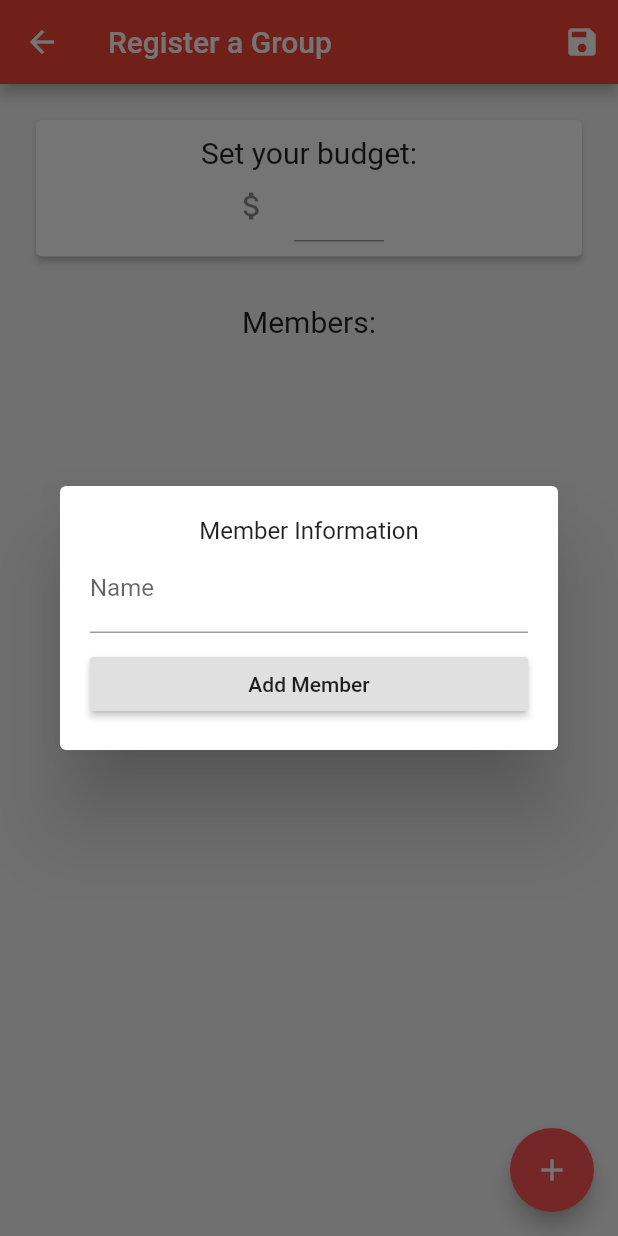
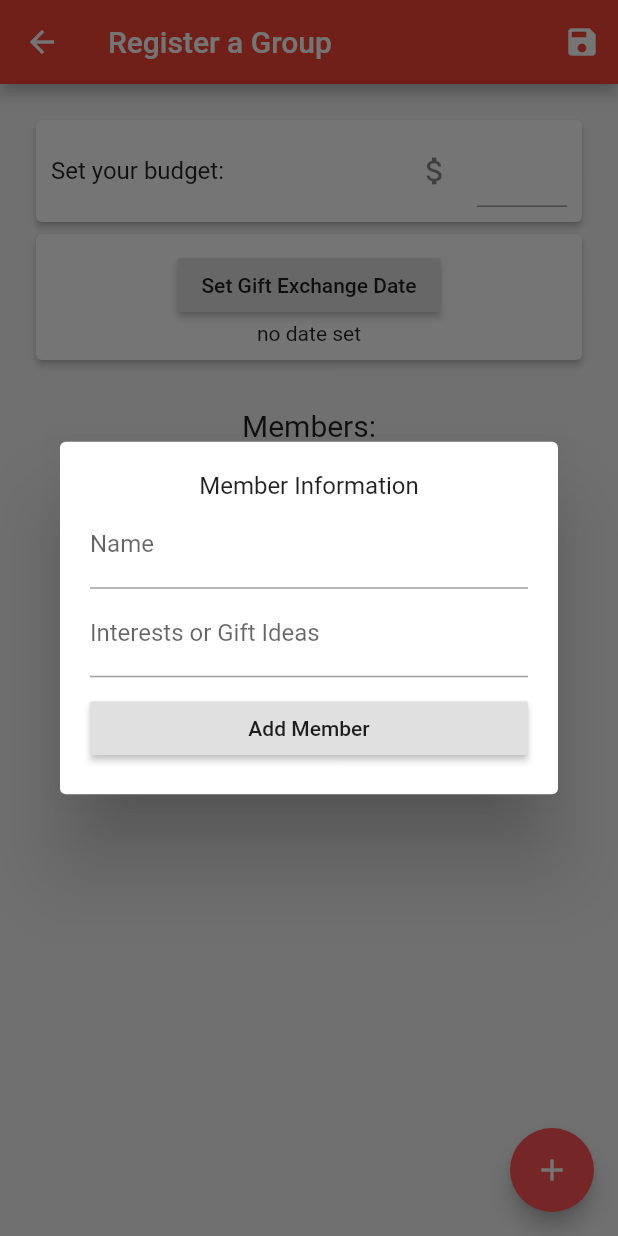
Before and after one commit to AroonNarayanan/SecretSantaFlutter, a Flutter app: the RegisterFamilyScreen screen opened directly, after a tap on the "add" icon, on a phone screen of 412 x 824 dp. Run offline on Flutter 3.47's test engine with Material 2 defaults, Android fonts, the light colour scheme and no system bars; our stand-ins replace share.

Commit message:
Began breakup and added interests

```diff
--- /dev/null
+++ b/lib/card/family.dart
@@ -0,0 +1,70 @@
+import 'package:flutter/material.dart';
+
+import '../models.dart';
+import '../resources.dart';
+
+Card staticFamilyMemberCard(FamilyMember familyMember, Function onDelete) {
+  return Card(
+    elevation: 2.0,
+    child: ListTile(
+      title: Text(familyMember.name),
+      subtitle: Text(familyMember.interests),
+      trailing: IconButton(
+        icon: Icon(Icons.delete),
+        tooltip: Strings.removeMember,
+        onPressed: () {
+          onDelete();
+        },
+      ),
+    ),
+  );
+}
+
+Card budgetCard(budgetController) {
+  return Card(
+    elevation: 2.0,
+    child: Container(
+      width: double.infinity,
+      margin: EdgeInsets.all(10.0),
+      child: Row(
+        children: <Widget>[
+          Text(
+            Strings.budget,
+            style: TextStyle(fontSize: 16.0),
+          ),
+          Spacer(),
+          Container(
+            constraints: BoxConstraints(maxWidth: 100.0),
+            child: TextField(
+              keyboardType: TextInputType.number,
+              decoration:
+              InputDecoration(icon: Icon(Icons.attach_money)),
+              controller: budgetController,
+            ),
+          ),
+        ],
+      ),
+    ),
+  );
+}
+
+Card dueDateCard(String dueDateString, Function onPickDate) {
+  return Card(
+    elevation: 2.0,
+    child: Container(
+      margin: EdgeInsets.all(10.0),
+      width: double.infinity,
+      child: Column(
+        children: <Widget>[
+          RaisedButton(
+            child: Text(Strings.dueDate),
+            onPressed: () async {
+              await onPickDate();
+            },
+          ),
+          Text(dueDateString),
+        ],
+      ),
+    ),
+  );
+}
--- /dev/null
+++ b/lib/dialog/addmember.dart
@@ -0,0 +1,39 @@
+import 'package:flutter/material.dart';
+import 'package:flutter/widgets.dart';
+
+Widget addMemberDialog(TextEditingController nameController, TextEditingController interestsController, Function onAdd) {
+  return Dialog(
+    child: Container(
+      padding: EdgeInsets.all(20.0),
+      child: Column(
+        mainAxisSize: MainAxisSize.min,
+        children: <Widget>[
+          Text(
+            "Member Information",
+            style: TextStyle(fontSize: 16.0),
+          ),
+          TextField(
+            decoration: InputDecoration(labelText: "Name"),
+            controller: nameController,
+            textCapitalization: TextCapitalization.words,
+          ),
+          TextField(
+            decoration: InputDecoration(labelText: "Interests or Gift Ideas"),
+            controller: interestsController,
+            textCapitalization: TextCapitalization.words,
+          ),
+          Container(
+            margin: EdgeInsets.only(top: 10.0),
+            width: double.infinity,
+            child: RaisedButton(
+              child: Text("Add Member"),
+              onPressed: () {
+                onAdd();
+              },
+            ),
+          )
+        ],
+      ),
+    ),
+  );
+}
--- a/lib/models.dart
+++ b/lib/models.dart
@@ -1,7 +1,7 @@
 class Group {
   String budget;
   String date;
-  List<String> family;
+  List<FamilyMember> family;
 
   Group(this.budget, this.date, this.family);
 
@@ -11,3 +11,20 @@ class Group {
     'family': family,
   };
 }
+
+class FamilyMember {
+  String name;
+  String interests;
+
+  FamilyMember(this.name, this.interests);
+
+  Map toJson() => {
+    'name': name,
+    'interests': interests
+  };
+
+  @override
+  String toString() {
+    return name;
+  }
+}
--- a/lib/register.dart
+++ b/lib/register.dart
@@ -3,16 +3,20 @@ import 'dart:convert';
 
 import 'package:flutter/cupertino.dart';
 import 'package:flutter/material.dart';
-import 'package:http/http.dart' as http;
+import 'package:secret_santa/api.dart';
+import 'package:secret_santa/card/family.dart';
+import 'package:secret_santa/dialog/addmember.dart';
+import 'package:secret_santa/screen/family.dart';
 
 import './main.dart' as main;
 import './resources.dart';
 import 'models.dart';
 
 class RegisterFamilyScreenState extends State<RegisterFamilyScreen> {
-  var groupList = <String>[];
+  List<FamilyMember> groupList = new List<FamilyMember>();
   final budgetController = TextEditingController();
-  final nameController = TextEditingController();
+  final newMemberNameController = TextEditingController();
+  final newMemberInterestsController = TextEditingController();
   var groupSubmitted = false;
   DateTime dueDate;
   var dueDateString = 'no date set';
@@ -31,11 +35,11 @@ class RegisterFamilyScreenState extends State<RegisterFamilyScreen> {
                   Scaffold.of(context).showSnackBar(SnackBar(
                     content: Text('Oops - your group needs a budget!'),
                   ));
-//                } else if (dueDate == null) {
-//                  Scaffold.of(context).showSnackBar(SnackBar(
-//                    content:
-//                        Text('Oops - your group needs gift exchange date!'),
-//                  ));
+                } else if (dueDate == null) {
+                  Scaffold.of(context).showSnackBar(SnackBar(
+                    content:
+                        Text('Oops - your group needs gift exchange date!'),
+                  ));
                 } else if (groupList.length == 0) {
                   Scaffold.of(context).showSnackBar(SnackBar(
                     content: Text('Oops - your group needs members!'),
@@ -54,41 +58,18 @@ class RegisterFamilyScreenState extends State<RegisterFamilyScreen> {
           showDialog(
               context: context,
               builder: (BuildContext context) {
-                return Dialog(
-                  child: Container(
-                    padding: EdgeInsets.all(20.0),
-                    child: Column(
-                      mainAxisSize: MainAxisSize.min,
-                      children: <Widget>[
-                        Text(
-                          "Member Information",
-                          style: TextStyle(fontSize: 16.0),
-                        ),
-                        TextField(
-                          decoration: InputDecoration(labelText: "Name"),
-                          controller: nameController,
-                          textCapitalization: TextCapitalization.words,
-                        ),
-                        Container(
-                          margin: EdgeInsets.only(top: 10.0),
-                          width: double.infinity,
-                          child: RaisedButton(
-                            child: Text("Add Member"),
-                            onPressed: () {
-                              if (nameController.text.trim() != "") {
-                                groupList.add(nameController.text.trim());
-                                nameController.clear();
-                                setState(() {});
-                                Navigator.of(context, rootNavigator: true)
-                                    .pop();
-                              }
-                            },
-                          ),
-                        )
-                      ],
-                    ),
-                  ),
-                );
+                return addMemberDialog(
+                    newMemberNameController, newMemberInterestsController, () {
+                  if (newMemberNameController.text.trim() != "") {
+                    groupList.add(FamilyMember(
+                        newMemberNameController.text.trim(),
+                        newMemberInterestsController.text.trim()));
+                    newMemberNameController.clear();
+                    newMemberInterestsController.clear();
+                    setState(() {});
+                    Navigator.of(context, rootNavigator: true).pop();
+                  }
+                });
               });
         },
         child: Icon(Icons.add),
@@ -105,58 +86,20 @@ class RegisterFamilyScreenState extends State<RegisterFamilyScreen> {
           width: double.infinity,
           child: Column(
             children: <Widget>[
-              Card(
-                elevation: 2.0,
-                child: Container(
-                  width: double.infinity,
-                  margin: EdgeInsets.all(10.0),
-                  child: Column(
-                    children: <Widget>[
-                      Text(
-                        'Set your budget:',
-                        style: TextStyle(fontSize: 20.0),
-                      ),
-                      Container(
-                        constraints: BoxConstraints(maxWidth: 100.0),
-                        child: TextField(
-                          keyboardType: TextInputType.number,
-                          decoration:
-                              InputDecoration(icon: Icon(Icons.attach_money)),
-                          controller: budgetController,
-                        ),
-                      ),
-                    ],
-                  ),
-                ),
-              ),
-//              Card(
-//                elevation: 2.0,
-//                child: Container(
-//                  margin: EdgeInsets.all(10.0),
-//                  width: double.infinity,
-//                  child: Column(
-//                    children: <Widget>[
-//                      RaisedButton(
-//                        child: Text('Set Gift Exchange Date'),
-//                        onPressed: () async {
-//                          dueDate = await showDatePicker(
-//                            context: context,
-//                            initialDate: DateTime(DateTime.now().year,
-//                                DateTime.now().month, DateTime.now().day + 14),
-//                            firstDate: DateTime.now(),
-//                            lastDate: DateTime(2100),
-//                          );
-//                          dueDateString = dueDate != null
-//                              ? Utils.dateToReadableString(dueDate)
-//                              : 'no date set';
-//                          setState(() {});
-//                        },
-//                      ),
-//                      Text(dueDateString),
-//                    ],
-//                  ),
-//                ),
-//              ),
+              budgetCard(budgetController),
+              dueDateCard(dueDateString, () async {
+                dueDate = await showDatePicker(
+                  context: context,
+                  initialDate: DateTime(DateTime.now().year,
+                      DateTime.now().month, DateTime.now().day + 14),
+                  firstDate: DateTime.now(),
+                  lastDate: DateTime(2100),
+                );
+                dueDateString = dueDate != null
+                    ? Utils.dateToReadableString(dueDate)
+                    : 'no date set';
+                setState(() {});
+              }),
               Card(
                 elevation: 3.0,
                 child: Column(
@@ -173,20 +116,10 @@ class RegisterFamilyScreenState extends State<RegisterFamilyScreen> {
               new Expanded(
                 child: ListView.builder(
                   itemBuilder: (context, i) {
-                    return Card(
-                      elevation: 2.0,
-                      child: ListTile(
-                        title: Text(groupList[i]),
-                        trailing: IconButton(
-                          icon: Icon(Icons.delete),
-                          tooltip: 'Remove Member',
-                          onPressed: () {
-                            groupList.removeAt(i);
-                            setState(() {});
-                          },
-                        ),
-                      ),
-                    );
+                    return staticFamilyMemberCard(groupList[i], () {
+                      groupList.remove(groupList.removeAt(i));
+                      setState(() {});
+                    });
                   },
                   itemCount: groupList.length,
                 ),
@@ -218,48 +151,16 @@ class RegisterFamilyScreenState extends State<RegisterFamilyScreen> {
   }
 
   Future<Widget> _registerFamily() async {
-    final groupJson = json.encode(Group(
-//        '\$' + budgetController.text, dueDate.toIso8601String(), groupList));
-        '\$' + budgetController.text, '', groupList));
-    final response = await http.post(Config.baseURL + 'registerFamily/',
-        body: groupJson,
-        encoding: Encoding.getByName("application/json"),
-        headers: {'Content-Type': 'application/json'});
+    final response =
+        await registerFamily(budgetController.text, dueDate, groupList);
     if (response.statusCode == 200) {
       final groupResponse = json.decode(response.body);
-      return Column(
-          crossAxisAlignment: CrossAxisAlignment.center,
-          mainAxisAlignment: MainAxisAlignment.center,
-          children: <Widget>[
-            Container(
-                child: Text(
-                  'your group has been created!\nyour group ID is',
-                  style: TextStyle(fontSize: 20.0),
-                  textAlign: TextAlign.center,
-                ),
-                width: double.infinity,
-                alignment: Alignment(0.0, 0.0)),
-            Text(
-              groupResponse['id'],
-              style: TextStyle(fontSize: 30.0),
-            ),
-            Text(
-              'make sure you write this down -\nyou won\'t see it again.',
-              textAlign: TextAlign.center,
-              style: TextStyle(fontSize: 20.0),
-            ),
-            Container(
-              margin: EdgeInsets.only(top: 10.0),
-              child: RaisedButton(
-                  child: Text('View Group'),
-                  onPressed: () {
-                    Navigator.of(context).pushReplacement(
-                        MaterialPageRoute(builder: (BuildContext context) {
-                      return main.HomeState().familyScreen(groupResponse['id']);
-                    }));
-                  }),
-            )
-          ]);
+      return familyCreatedScreen(groupResponse['id'], () {
+        Navigator.of(context)
+            .pushReplacement(MaterialPageRoute(builder: (BuildContext context) {
+          return main.HomeState().familyScreen(groupResponse['id']);
+        }));
+      });
     } else {
       return Text('Error encountered. Please try again. \n' +
           response.statusCode.toString());
--- a/lib/resources.dart
+++ b/lib/resources.dart
@@ -2,6 +2,9 @@ class Strings {
   static const yourGroup = 'Your Group';
   static const groups = 'Groups';
   static const secretSanta = 'Secret Santa';
+  static const budget = 'Set your budget:';
+  static const removeMember = 'Remove Member';
+  static const dueDate = 'Set Gift Exchange Date';
 }
 
 class Utils {
@@ -21,4 +24,5 @@ class Utils {
 
 class Config {
   static String baseURL = 'https://aroonsecretsanta.azurewebsites.net/';
+  static String registerFamily = baseURL + 'family/';
 }
```
Also changed, not shown: lib/api.dart (added, +18 -0 lines), lib/screen/family.dart (added, +35 -0 lines), 1 other file.
